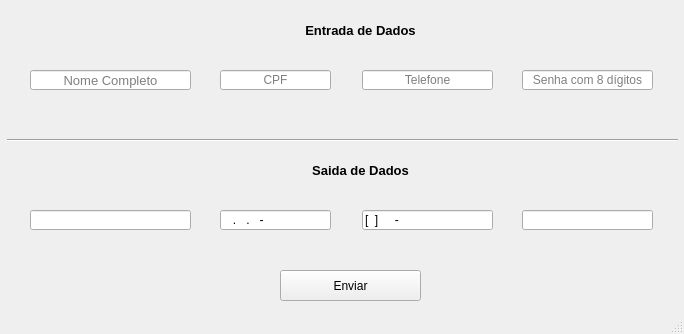
First picture: the form in Secao06-PyQT5-Interface-Grafica/Aula158-Integrando-janelas-do-QT-Designer-com-PyQTs/04-LineEdit/Design.ui, repository Adriano1976/Curso-de-Python, before the edit.
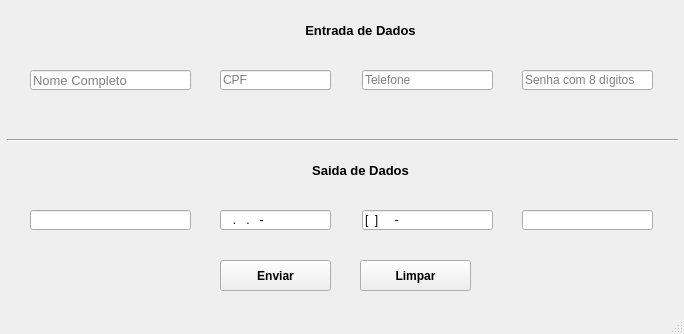
Second picture: the form after the edit.

Commit message: Ajustes e atualizações dos programas.

Diff of the .ui file:
```diff
--- a/Secao06-PyQT5-Interface-Grafica/Aula158-Integrando-janelas-do-QT-Designer-com-PyQTs/04-LineEdit/Design.ui
+++ b/Secao06-PyQT5-Interface-Grafica/Aula158-Integrando-janelas-do-QT-Designer-com-PyQTs/04-LineEdit/Design.ui
@@ -29,13 +29,13 @@
      </font>
     </property>
     <property name="inputMask">
-     <string>aaaaaaaaaaaaaaa</string>
+     <string/>
     </property>
     <property name="text">
      <string/>
     </property>
     <property name="alignment">
-     <set>Qt::AlignCenter</set>
+     <set>Qt::AlignLeading|Qt::AlignLeft|Qt::AlignVCenter</set>
     </property>
     <property name="dragEnabled">
      <bool>false</bool>
@@ -86,7 +86,7 @@
      <string>&gt;NNNNNNNNNNN</string>
     </property>
     <property name="alignment">
-     <set>Qt::AlignCenter</set>
+     <set>Qt::AlignLeading|Qt::AlignLeft|Qt::AlignVCenter</set>
     </property>
     <property name="placeholderText">
      <string>CPF</string>
@@ -98,12 +98,18 @@
    <widget class="QPushButton" name="pushButtonEnviar">
     <property name="geometry">
      <rect>
-      <x>280</x>
-      <y>270</y>
-      <width>141</width>
+      <x>220</x>
+      <y>260</y>
+      <width>111</width>
       <height>31</height>
      </rect>
     </property>
+    <property name="font">
+     <font>
+      <weight>75</weight>
+      <bold>true</bold>
+     </font>
+    </property>
     <property name="text">
      <string>Enviar</string>
     </property>
@@ -124,7 +130,7 @@
      <string/>
     </property>
     <property name="alignment">
-     <set>Qt::AlignCenter</set>
+     <set>Qt::AlignLeading|Qt::AlignLeft|Qt::AlignVCenter</set>
     </property>
     <property name="placeholderText">
      <string>Telefone</string>
@@ -149,7 +155,7 @@
      <enum>QLineEdit::PasswordEchoOnEdit</enum>
     </property>
     <property name="alignment">
-     <set>Qt::AlignCenter</set>
+     <set>Qt::AlignLeading|Qt::AlignLeft|Qt::AlignVCenter</set>
     </property>
     <property name="placeholderText">
      <string>Senha com 8 dígitos</string>
@@ -243,6 +249,25 @@
      <enum>Qt::Horizontal</enum>
     </property>
    </widget>
+   <widget class="QPushButton" name="pushButtonLimpar">
+    <property name="geometry">
+     <rect>
+      <x>360</x>
+      <y>260</y>
+      <width>111</width>
+      <height>31</height>
+     </rect>
+    </property>
+    <property name="font">
+     <font>
+      <weight>75</weight>
+      <bold>true</bold>
+     </font>
+    </property>
+    <property name="text">
+     <string>Limpar</string>
+    </property>
+   </widget>
   </widget>
   <widget class="QStatusBar" name="statusbar"/>
  </widget>
```
Left out of the diff: 14 changed lines with no effect on the pictures. The commit also changes 2 other files.
